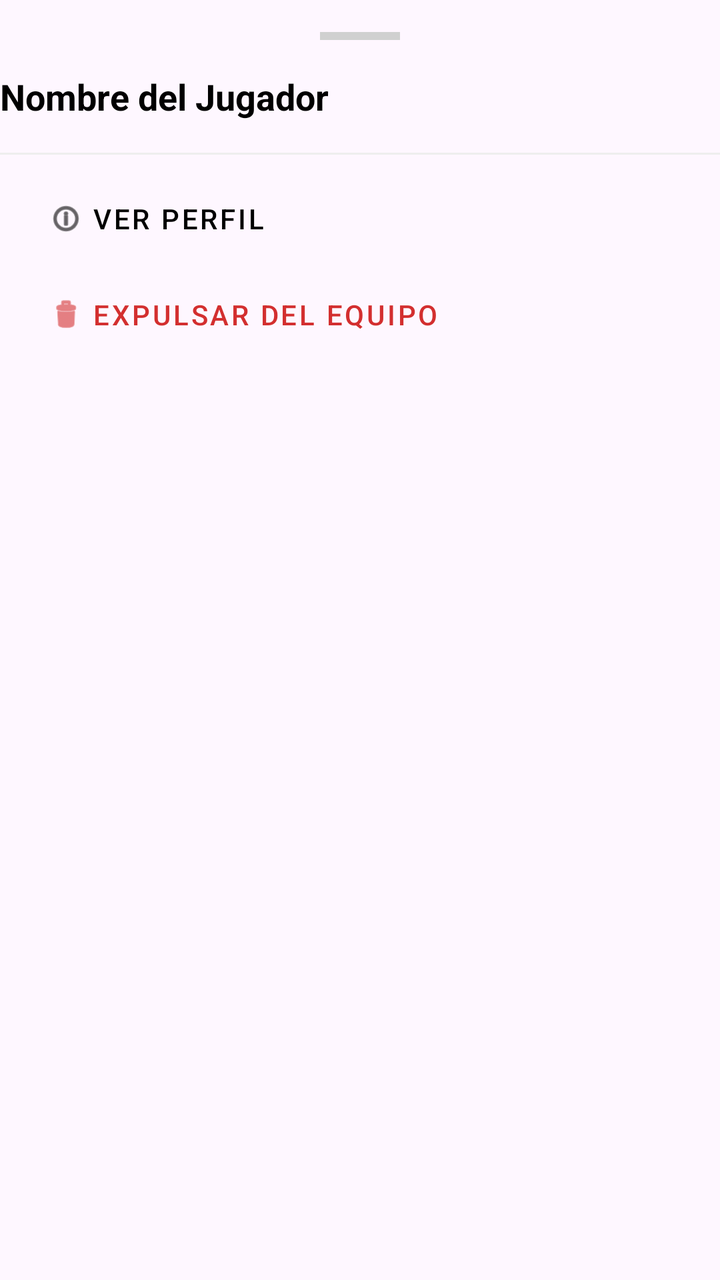
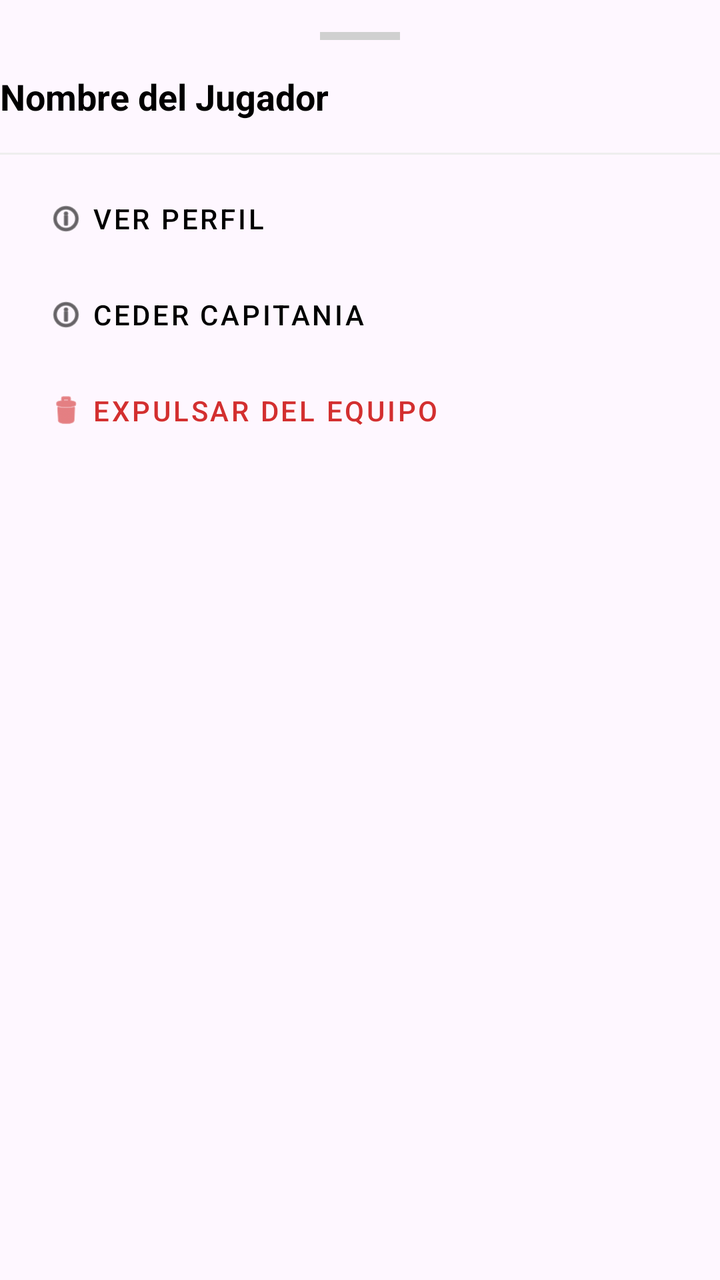

The first picture is an Android layout as it rendered before a commit; the second is the same layout after the commit. The layout source and the unified diff follow.
<!-- AndroidManifest.xml: application theme Theme.TournamentApp -->
<!-- res/layout/dialog_opciones_jugador.xml -->
<?xml version="1.0" encoding="utf-8"?>
<LinearLayout xmlns:android="http://schemas.android.com/apk/res/android"
    xmlns:app="http://schemas.android.com/apk/res-auto"
    android:layout_width="match_parent"
    android:layout_height="wrap_content"
    android:orientation="vertical"
    android:paddingTop="16dp"
    android:paddingBottom="24dp">

    <View
        android:layout_width="40dp"
        android:layout_height="4dp"
        android:layout_gravity="center_horizontal"
        android:background="#D0D0D0"
        android:layout_marginBottom="16dp"/>

    <TextView
        android:id="@+id/tvNombreJugadorOpciones"
        android:layout_width="match_parent"
        android:layout_height="wrap_content"
        android:text="Nombre del Jugador"
        android:textAlignment="center"
        android:textSize="18sp"
        android:textStyle="bold"
        android:textColor="@color/black"
        android:layout_marginBottom="16dp" />

    <View
        android:layout_width="match_parent"
        android:layout_height="1dp"
        android:background="#EEEEEE"
        android:layout_marginBottom="8dp"/>

    <com.google.android.material.button.MaterialButton
        android:id="@+id/btnVerPerfil"
        style="@style/Widget.MaterialComponents.Button.TextButton"
        android:layout_width="match_parent"
        android:layout_height="wrap_content"
        android:text="Ver Perfil"
        android:textColor="@color/black"
        app:icon="@android:drawable/ic_menu_info_details"
        app:iconTint="@color/black"
        android:gravity="start|center_vertical"
        android:paddingHorizontal="24dp"/>

    <com.google.android.material.button.MaterialButton
        android:id="@+id/btnExpulsar"
        style="@style/Widget.MaterialComponents.Button.TextButton"
        android:layout_width="match_parent"
        android:layout_height="wrap_content"
        android:text="Expulsar del Equipo"
        android:textColor="#D32F2F"
        app:icon="@android:drawable/ic_menu_delete"
        app:iconTint="#D32F2F"
        android:gravity="start|center_vertical"
        android:paddingHorizontal="24dp"/>

</LinearLayout>
<!-- resources referenced by this layout -->
<resources>
  <color name="black">#FF000000</color>
  <style name="Theme.TournamentApp" parent="Base.Theme.TournamentApp" />
  <style name="Base.Theme.TournamentApp" parent="Theme.Material3.DayNight.NoActionBar">
          
          
      </style>
</resources>

<!-- the commit's change to res/layout/dialog_opciones_jugador.xml (unified diff, before → after) -->
@@ -44,6 +44,18 @@
         android:paddingHorizontal="24dp"/>
 
     <com.google.android.material.button.MaterialButton
+        android:id="@+id/btnCederCapitania"
+        style="@style/Widget.MaterialComponents.Button.TextButton"
+        android:layout_width="match_parent"
+        android:layout_height="wrap_content"
+        android:text="Ceder Capitania"
+        android:textColor="@color/black"
+        app:icon="@android:drawable/ic_menu_info_details"
+        app:iconTint="@color/black"
+        android:gravity="start|center_vertical"
+        android:paddingHorizontal="24dp"/>
+
+    <com.google.android.material.button.MaterialButton
         android:id="@+id/btnExpulsar"
         style="@style/Widget.MaterialComponents.Button.TextButton"
         android:layout_width="match_parent"
